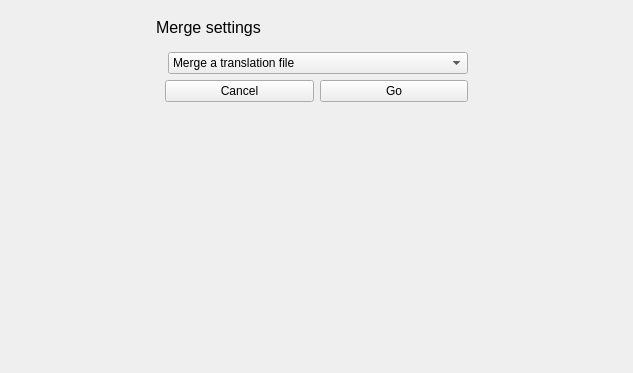
Before: the Qt Designer form src/mergeWidget.ui in RxLaboratory/DuTF, drawn with Qt 5.
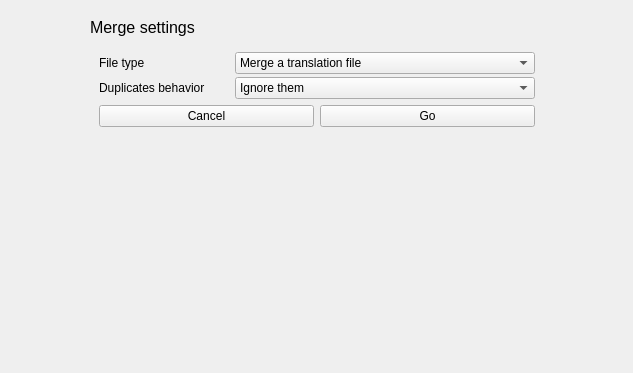
After: the same form once the commit is applied. Icons and pictures are not drawn.

Commit message: Add options for duplicates when merging

```diff
--- a/src/mergeWidget.ui
+++ b/src/mergeWidget.ui
@@ -84,7 +84,7 @@
              <item>
               <layout class="QFormLayout" name="importFormLayout">
                <property name="horizontalSpacing">
-                <number>3</number>
+                <number>30</number>
                </property>
                <property name="verticalSpacing">
                 <number>3</number>
@@ -109,6 +109,34 @@
                  </item>
                 </widget>
                </item>
+               <item row="0" column="0">
+                <widget class="QLabel" name="label">
+                 <property name="text">
+                  <string>File type</string>
+                 </property>
+                </widget>
+               </item>
+               <item row="1" column="0">
+                <widget class="QLabel" name="label_2">
+                 <property name="text">
+                  <string>Duplicates behavior</string>
+                 </property>
+                </widget>
+               </item>
+               <item row="1" column="1">
+                <widget class="QComboBox" name="duplicatesCombo">
+                 <item>
+                  <property name="text">
+                   <string>Ignore them</string>
+                  </property>
+                 </item>
+                 <item>
+                  <property name="text">
+                   <string>Add them with &quot;imported&quot; as context</string>
+                  </property>
+                 </item>
+                </widget>
+               </item>
               </layout>
              </item>
              <item>
```
The commit also changes 4 other files.
